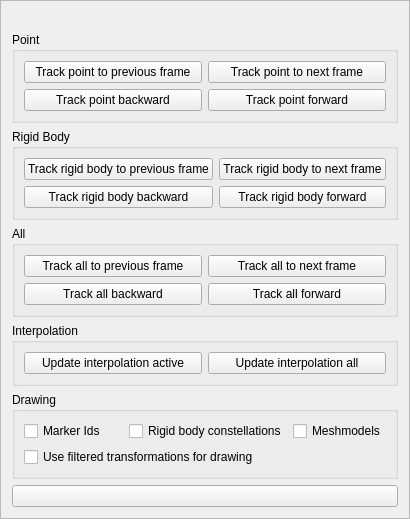
First picture: the form in src/ui/ui-files/WizardDigitizationFrame.ui, repository XROMMPackages/xmalab, before the edit.
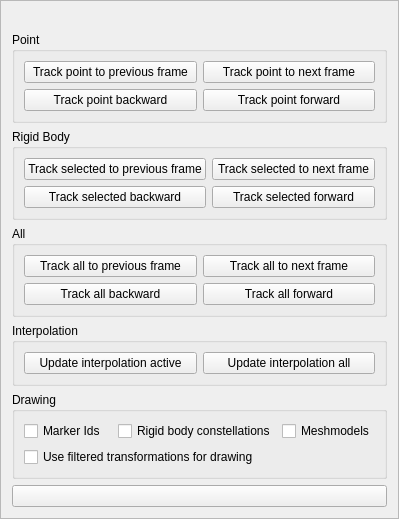
Second picture: the form after the edit.

Commit message: fixes #57 : An extra option allows tracking of all markers selected int the pointslist

Patch:
```diff
--- a/src/ui/ui-files/WizardDigitizationFrame.ui
+++ b/src/ui/ui-files/WizardDigitizationFrame.ui
@@ -7,7 +7,7 @@
     <x>0</x>
     <y>0</y>
     <width>369</width>
-    <height>453</height>
+    <height>476</height>
    </rect>
   </property>
   <property name="windowTitle">
@@ -27,9 +27,9 @@
      </property>
      <layout class="QGridLayout" name="gridLayout_3">
       <item row="1" column="0">
-       <widget class="QPushButton" name="pushButton_RBForw">
+       <widget class="QPushButton" name="pushButton_RBBack">
         <property name="text">
-         <string>Track rigid body backward</string>
+         <string>Track selected backward</string>
         </property>
         <property name="checkable">
          <bool>true</bool>
@@ -42,14 +42,14 @@
       <item row="0" column="0">
        <widget class="QPushButton" name="pushButton_RBPrev">
         <property name="text">
-         <string>Track rigid body to previous frame</string>
+         <string>Track selected to previous frame</string>
         </property>
        </widget>
       </item>
       <item row="1" column="1">
-       <widget class="QPushButton" name="pushButton_RBBack">
+       <widget class="QPushButton" name="pushButton_RBForw">
         <property name="text">
-         <string>Track rigid body forward</string>
+         <string>Track selected forward</string>
         </property>
         <property name="checkable">
          <bool>true</bool>
@@ -62,7 +62,7 @@
       <item row="0" column="1">
        <widget class="QPushButton" name="pushButton_RBNext">
         <property name="text">
-         <string>Track rigid body to next frame</string>
+         <string>Track selected to next frame</string>
         </property>
        </widget>
       </item>
```
The commit also changes 4 other files.
